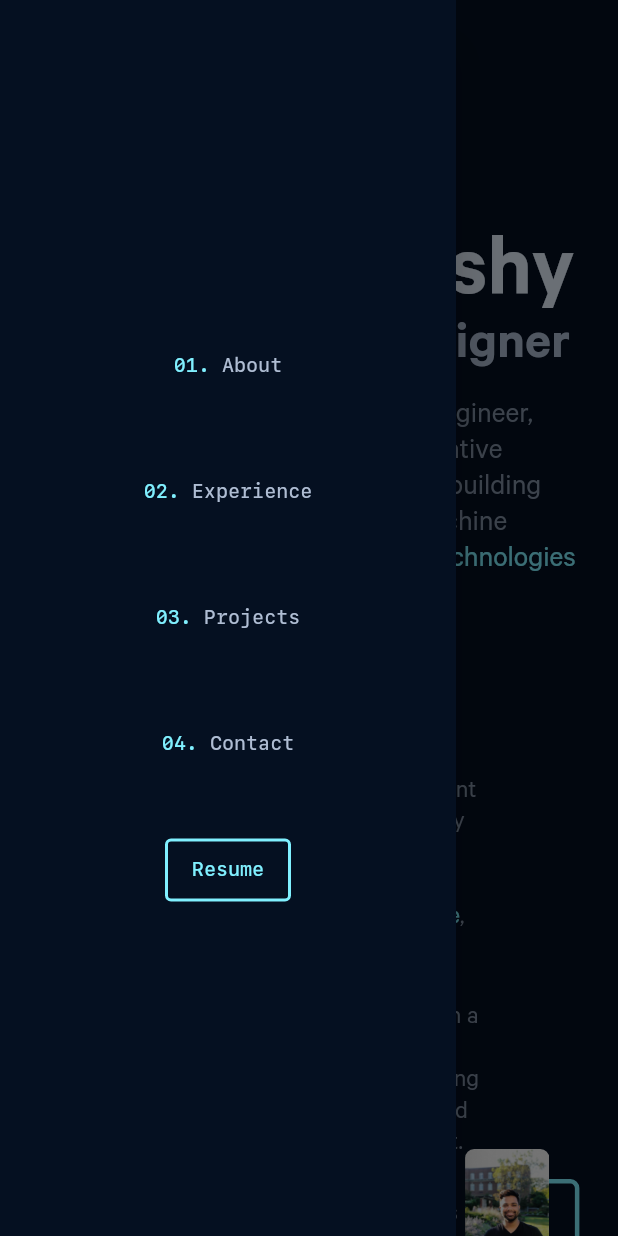
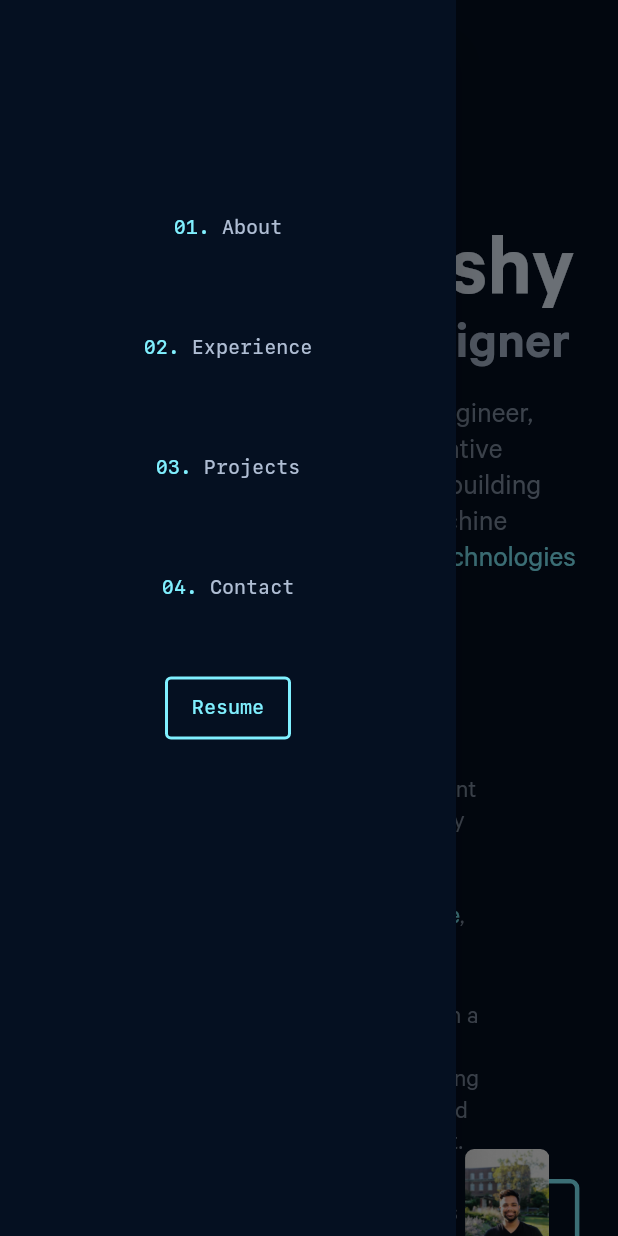
Before and after one commit to mrigankdoshy/personal-website, a Flutter app: the screen it shows after launch, with the side drawer open, on a phone screen of 412 x 824 dp. Run offline on Flutter 3.47's test engine with Material 2 defaults, Android fonts, the phone set to English and light mode, and no system bars; drawn by our look-alikes of auto_animated, auto_size_text; our stand-ins replace font_awesome_flutter.

Commit message:
Drawer spacing

```diff
--- a/lib/home.dart
+++ b/lib/home.dart
@@ -138,12 +138,14 @@ class Home extends StatelessWidget {
   Drawer? _buildDrawer(BuildContext context) {
     return ResponsiveWidget.isSmallScreen(context)
         ? Drawer(
+            child: Container(
+              padding: const EdgeInsets.symmetric(vertical: 128.0),
               child: Wrap(
-              spacing: 36.0,
+                spacing: 32.0,
                 direction: Axis.vertical,
                 runAlignment: WrapAlignment.center,
                 crossAxisAlignment: WrapCrossAlignment.center,
-              alignment: WrapAlignment.center,
+                // alignment: WrapAlignment.center,
                 children: <Widget>[
                   MenuButtton(
                     dataKey: dataKeys[0],
@@ -175,6 +177,7 @@ class Home extends StatelessWidget {
                   ),
                 ],
               ),
+            ),
           )
         : null;
   }
```
Lines whose indentation alone changed are shown as unchanged.
